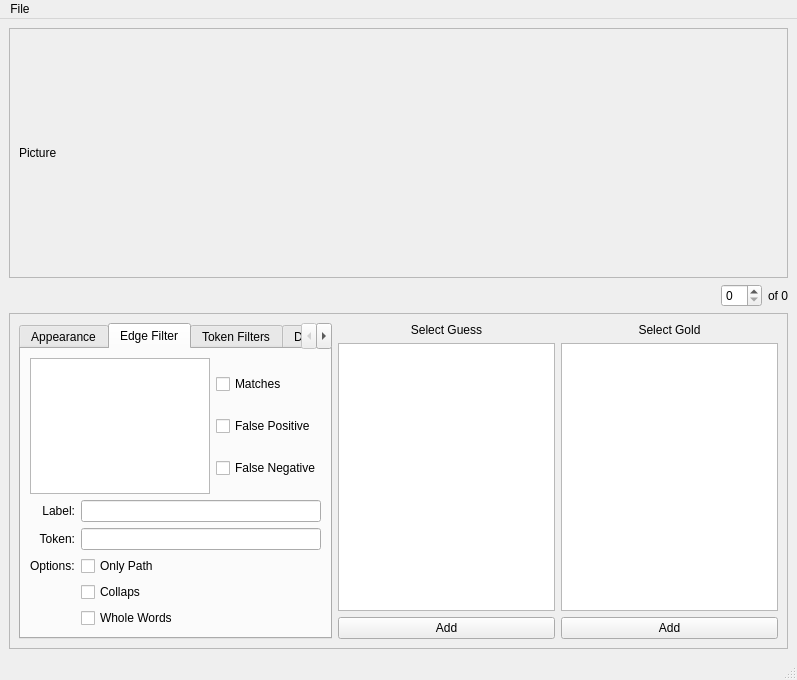
Above: GUI/MainGUI.ui from ppke-nlpg/What-sWrong_SVG before the change. Below: the same form after it.
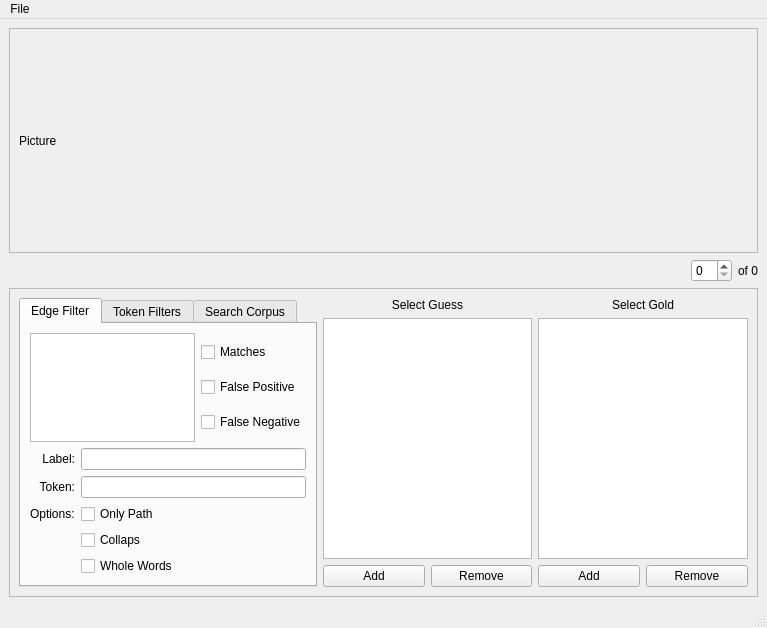
That is the form after the change. The open tabs and pages were chosen to show the change.

```diff
--- a/GUI/MainGUI.ui
+++ b/GUI/MainGUI.ui
@@ -6,10 +6,16 @@
    <rect>
     <x>0</x>
     <y>0</y>
-    <width>797</width>
-    <height>680</height>
+    <width>767</width>
+    <height>628</height>
    </rect>
   </property>
+  <property name="minimumSize">
+   <size>
+    <width>767</width>
+    <height>628</height>
+   </size>
+  </property>
   <property name="sizeIncrement">
    <size>
     <width>1</width>
@@ -26,7 +32,7 @@
       <property name="minimumSize">
        <size>
         <width>0</width>
-        <height>0</height>
+        <height>225</height>
        </size>
       </property>
       <property name="widgetResizable">
@@ -37,8 +43,8 @@
         <rect>
          <x>0</x>
          <y>0</y>
-         <width>771</width>
-         <height>255</height>
+         <width>741</width>
+         <height>223</height>
         </rect>
        </property>
        <layout class="QGridLayout" name="gridLayout_2">
@@ -55,6 +61,12 @@
     </item>
     <item row="6" column="0">
      <widget class="QScrollArea" name="scrollArea">
+      <property name="sizePolicy">
+       <sizepolicy hsizetype="Minimum" vsizetype="Expanding">
+        <horstretch>0</horstretch>
+        <verstretch>0</verstretch>
+       </sizepolicy>
+      </property>
       <property name="widgetResizable">
        <bool>true</bool>
       </property>
@@ -63,8 +75,8 @@
         <rect>
          <x>0</x>
          <y>0</y>
-         <width>771</width>
-         <height>308</height>
+         <width>741</width>
+         <height>294</height>
         </rect>
        </property>
        <layout class="QGridLayout" name="gridLayout">
@@ -86,14 +98,35 @@
              </widget>
             </item>
             <item>
-             <widget class="QListWidget" name="ListWidgetSelectGuess"/>
+             <widget class="QListWidget" name="selectGuessListWidget">
+              <property name="maximumSize">
+               <size>
+                <width>16777215</width>
+                <height>16777215</height>
+               </size>
+              </property>
+             </widget>
             </item>
             <item>
-             <widget class="QPushButton" name="PushButtonAddGuess">
-              <property name="text">
-               <string>Add</string>
+             <layout class="QHBoxLayout" name="horizontalLayout">
+              <property name="topMargin">
+               <number>0</number>
               </property>
-             </widget>
+              <item>
+               <widget class="QPushButton" name="addGuessPushButton">
+                <property name="text">
+                 <string>Add</string>
+                </property>
+               </widget>
+              </item>
+              <item>
+               <widget class="QPushButton" name="removeGuessPushButton">
+                <property name="text">
+                 <string>Remove</string>
+                </property>
+               </widget>
+              </item>
+             </layout>
             </item>
            </layout>
           </item>
@@ -110,115 +143,117 @@
              </widget>
             </item>
             <item>
-             <widget class="QListWidget" name="ListWidgetSelectGold">
+             <widget class="QListWidget" name="selectGoldListWidget">
+              <property name="maximumSize">
+               <size>
+                <width>16777215</width>
+                <height>16777215</height>
+               </size>
+              </property>
               <property name="isWrapping" stdset="0">
                <bool>false</bool>
               </property>
              </widget>
             </item>
             <item>
-             <widget class="QPushButton" name="PushButtonAddGold">
-              <property name="text">
-               <string>Add</string>
+             <layout class="QHBoxLayout" name="horizontalLayout_2">
+              <property name="topMargin">
+               <number>0</number>
               </property>
-             </widget>
+              <item>
+               <widget class="QPushButton" name="pushButtonAddGold">
+                <property name="text">
+                 <string>Add</string>
+                </property>
+               </widget>
+              </item>
+              <item>
+               <widget class="QPushButton" name="removeGoldPushButton">
+                <property name="text">
+                 <string>Remove</string>
+                </property>
+               </widget>
+              </item>
+             </layout>
             </item>
            </layout>
           </item>
          </layout>
         </item>
         <item row="3" column="0">
-         <widget class="QTabWidget" name="tabWidget">
+         <widget class="QTabWidget" name="searchCorpusTab">
           <property name="layoutDirection">
            <enum>Qt::LeftToRight</enum>
           </property>
           <property name="currentIndex">
            <number>0</number>
           </property>
-          <widget class="QWidget" name="tab">
-           <attribute name="title">
-            <string>Appearance</string>
-           </attribute>
-           <layout class="QVBoxLayout" name="verticalLayout_4">
-            <item>
-             <layout class="QHBoxLayout" name="horizontalLayout">
-              <item>
-               <widget class="QLabel" name="label_3">
-                <property name="text">
-                 <string>Width:</string>
-                </property>
-               </widget>
-              </item>
-              <item>
-               <widget class="QSlider" name="horizontalSlider">
-                <property name="orientation">
-                 <enum>Qt::Horizontal</enum>
-                </property>
-               </widget>
-              </item>
-             </layout>
-            </item>
-            <item>
-             <layout class="QHBoxLayout" name="horizontalLayout_2">
-              <item>
-               <widget class="QLabel" name="label_4">
-                <property name="text">
-                 <string>Height:</string>
-                </property>
-               </widget>
-              </item>
-              <item>
-               <widget class="QSlider" name="horizontalSlider_2">
-                <property name="orientation">
-                 <enum>Qt::Horizontal</enum>
-                </property>
-               </widget>
-              </item>
-             </layout>
-            </item>
-            <item>
-             <layout class="QHBoxLayout" name="horizontalLayout_3">
-              <item>
-               <widget class="QLabel" name="label_11">
-                <property name="text">
-                 <string>Edges:</string>
-                </property>
-               </widget>
-              </item>
-              <item>
-               <widget class="QCheckBox" name="checkBox_2">
-                <property name="text">
-                 <string>Anitaliasing</string>
-                </property>
-               </widget>
-              </item>
-              <item>
-               <widget class="QCheckBox" name="checkBox">
-                <property name="text">
-                 <string>Curved</string>
-                </property>
-               </widget>
-              </item>
-             </layout>
-            </item>
-           </layout>
-          </widget>
           <widget class="QWidget" name="tab_2">
            <attribute name="title">
             <string>Edge Filter</string>
            </attribute>
            <layout class="QGridLayout" name="gridLayout_6">
             <item row="12" column="1">
-             <widget class="QCheckBox" name="checkBox_4">
+             <widget class="QCheckBox" name="collapsCheckBox">
               <property name="text">
                <string>Collaps</string>
               </property>
              </widget>
             </item>
+            <item row="8" column="0">
+             <widget class="QLabel" name="EdgeLabelLabel">
+              <property name="layoutDirection">
+               <enum>Qt::RightToLeft</enum>
+              </property>
+              <property name="text">
+               <string>Label:</string>
+              </property>
+              <property name="alignment">
+               <set>Qt::AlignRight|Qt::AlignTrailing|Qt::AlignVCenter</set>
+              </property>
+             </widget>
+            </item>
+            <item row="11" column="1">
+             <widget class="QCheckBox" name="onlyPathCheckBox">
+              <property name="text">
+               <string>Only Path</string>
+              </property>
+             </widget>
+            </item>
+            <item row="10" column="0">
+             <widget class="QLabel" name="EdgeFilterTokenLabel">
+              <property name="layoutDirection">
+               <enum>Qt::RightToLeft</enum>
+              </property>
+              <property name="text">
+               <string>Token:</string>
+              </property>
+              <property name="alignment">
+               <set>Qt::AlignRight|Qt::AlignTrailing|Qt::AlignVCenter</set>
+              </property>
+             </widget>
+            </item>
+            <item row="10" column="1">
+             <widget class="QLineEdit" name="edgeFilterTokenLineEdit"/>
+            </item>
+            <item row="13" column="1">
+             <widget class="QCheckBox" name="edgeFilterWholeWordsCheckBox">
+              <property name="text">
+               <string>Whole Words</string>
+              </property>
+             </widget>
+            </item>
             <item row="1" column="0" colspan="2">
              <layout class="QHBoxLayout" name="horizontalLayout_5">
               <item>
-               <widget class="QListWidget" name="listWidget_2"/>
+               <widget class="QListWidget" name="edgeTypeListWidget">
+                <property name="maximumSize">
+                 <size>
+                  <width>16777215</width>
+                  <height>16777215</height>
+                 </size>
+                </property>
+               </widget>
               </item>
               <item>
                <layout class="QVBoxLayout" name="verticalLayout_5">
@@ -226,21 +261,21 @@
                  <enum>QLayout::SetDefaultConstraint</enum>
                 </property>
                 <item>
-                 <widget class="QCheckBox" name="checkBox_7">
+                 <widget class="QCheckBox" name="matchesCheckBox">
                   <property name="text">
                    <string>Matches</string>
                   </property>
                  </widget>
                 </item>
                 <item>
-                 <widget class="QCheckBox" name="checkBox_8">
+                 <widget class="QCheckBox" name="falsePositiveCheckBox">
                   <property name="text">
                    <string>False Positive</string>
                   </property>
                  </widget>
                 </item>
                 <item>
-                 <widget class="QCheckBox" name="checkBox_9">
+                 <widget class="QCheckBox" name="falseNegativeCheckBox">
                   <property name="text">
                    <string>False Negative</string>
                   </property>
@@ -250,59 +285,16 @@
               </item>
              </layout>
             </item>
-            <item row="10" column="0">
-             <widget class="QLabel" name="label_6">
-              <property name="layoutDirection">
-               <enum>Qt::RightToLeft</enum>
-              </property>
-              <property name="text">
-               <string>Token:</string>
-              </property>
-              <property name="alignment">
-               <set>Qt::AlignRight|Qt::AlignTrailing|Qt::AlignVCenter</set>
-              </property>
-             </widget>
-            </item>
-            <item row="8" column="1">
-             <widget class="QLineEdit" name="lineEdit"/>
-            </item>
-            <item row="8" column="0">
-             <widget class="QLabel" name="label_5">
-              <property name="layoutDirection">
-               <enum>Qt::RightToLeft</enum>
-              </property>
-              <property name="text">
-               <string>Label:</string>
-              </property>
-              <property name="alignment">
-               <set>Qt::AlignRight|Qt::AlignTrailing|Qt::AlignVCenter</set>
-              </property>
-             </widget>
-            </item>
-            <item row="11" column="1">
-             <widget class="QCheckBox" name="checkBox_3">
-              <property name="text">
-               <string>Only Path</string>
-              </property>
-             </widget>
-            </item>
-            <item row="10" column="1">
-             <widget class="QLineEdit" name="lineEdit_2"/>
-            </item>
-            <item row="13" column="1">
-             <widget class="QCheckBox" name="checkBox_5">
-              <property name="text">
-               <string>Whole Words</string>
-              </property>
-             </widget>
-            </item>
             <item row="11" column="0">
-             <widget class="QLabel" name="label_7">
+             <widget class="QLabel" name="EdgeFilterOptionsLabel">
               <property name="text">
                <string>Options:</string>
               </property>
              </widget>
             </item>
+            <item row="8" column="1">
+             <widget class="QLineEdit" name="labelLineEdit"/>
+            </item>
            </layout>
           </widget>
           <widget class="QWidget" name="tab_3">
@@ -310,49 +302,59 @@
             <string>Token Filters</string>
            </attribute>
            <layout class="QGridLayout" name="gridLayout_3">
+            <item row="4" column="1">
+             <widget class="QCheckBox" name="tokenFilterWholeWordsCheckBox">
+              <property name="text">
+               <string>Whole Words</string>
+              </property>
+             </widget>
+            </item>
+            <item row="3" column="1">
+             <widget class="QLabel" name="TokenFilterOptionsLabel">
+              <property name="text">
+               <string>Options:</string>
+              </property>
+             </widget>
+            </item>
+            <item row="1" column="0" rowspan="6">
+             <widget class="QListWidget" name="tokenTypesListWidget">
+              <property name="maximumSize">
+               <size>
+                <width>16777215</width>
+                <height>16777215</height>
+               </size>
+              </property>
+             </widget>
+            </item>
             <item row="0" column="0">
-             <widget class="QLabel" name="label_8">
+             <widget class="QLabel" name="ShowPropertiesLabel">
               <property name="text">
                <string>Show Properties</string>
               </property>
              </widget>
             </item>
             <item row="0" column="1">
-             <widget class="QLabel" name="label_9">
+             <widget class="QLabel" name="TokenFiltersTokenLabel">
               <property name="text">
                <string>Token:</string>
               </property>
              </widget>
             </item>
-            <item row="1" column="0" rowspan="3">
-             <widget class="QListWidget" name="listWidget"/>
-            </item>
             <item row="1" column="1">
-             <widget class="QLineEdit" name="lineEdit_3"/>
+             <widget class="QLineEdit" name="tokenFilterTokenLineEdit"/>
             </item>
             <item row="2" column="1">
-             <widget class="QLabel" name="label_10">
-              <property name="text">
-               <string>Options:</string>
+             <spacer name="verticalSpacer">
+              <property name="orientation">
+               <enum>Qt::Vertical</enum>
               </property>
-             </widget>
-            </item>
-            <item row="3" column="1">
-             <widget class="QCheckBox" name="checkBox_6">
-              <property name="text">
-               <string>Whole Words</string>
+              <property name="sizeHint" stdset="0">
+               <size>
+                <width>20</width>
+                <height>40</height>
+               </size>
               </property>
-             </widget>
-            </item>
-           </layout>
-          </widget>
-          <widget class="QWidget" name="tab_4">
-           <attribute name="title">
-            <string>Description</string>
-           </attribute>
-           <layout class="QGridLayout" name="gridLayout_5">
-            <item row="0" column="0">
-             <widget class="QTextBrowser" name="textBrowser"/>
+             </spacer>
             </item>
            </layout>
           </widget>
@@ -362,17 +364,17 @@
            </attribute>
            <layout class="QGridLayout" name="gridLayout_4">
             <item row="0" column="0">
-             <widget class="QLineEdit" name="lineEdit_4"/>
+             <widget class="QLineEdit" name="searchCorpusLineEdit"/>
             </item>
             <item row="0" column="1">
-             <widget class="QPushButton" name="pushButton">
+             <widget class="QPushButton" name="searchButton">
               <property name="text">
                <string>Search</string>
               </property>
              </widget>
             </item>
             <item row="1" column="0" colspan="2">
-             <widget class="QTextBrowser" name="textBrowser_2"/>
+             <widget class="QListWidget" name="searchResultLisWidget"/>
             </item>
            </layout>
           </widget>
@@ -429,7 +431,7 @@
        </widget>
       </item>
       <item>
-       <widget class="QLabel" name="label_12">
+       <widget class="QLabel" name="SpinBoxLabel">
         <property name="sizePolicy">
          <sizepolicy hsizetype="Maximum" vsizetype="Preferred">
           <horstretch>0</horstretch>
@@ -439,6 +441,15 @@
         <property name="text">
          <string>of 0</string>
         </property>
+        <property name="alignment">
+         <set>Qt::AlignCenter</set>
+        </property>
+        <property name="margin">
+         <number>0</number>
+        </property>
+        <property name="indent">
+         <number>-1</number>
+        </property>
         <property name="buddy">
          <cstring>spinBox</cstring>
         </property>
@@ -453,7 +464,7 @@
     <rect>
      <x>0</x>
      <y>0</y>
-     <width>797</width>
+     <width>767</width>
      <height>22</height>
     </rect>
    </property>
```
